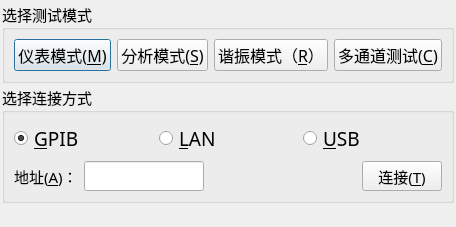
Above: common/frmSelectConnection.ui from caicaiking/WKEFactoryView2014 before the change. Below: the same form after it.
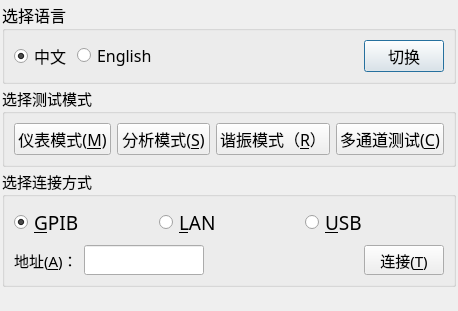
That is the form after the change. Icons and pictures are not drawn.

Commit message: 添加了翻译文件和添加动态加载翻译语言

What changed in the file:
```diff
--- a/common/frmSelectConnection.ui
+++ b/common/frmSelectConnection.ui
@@ -6,8 +6,8 @@
    <rect>
     <x>0</x>
     <y>0</y>
-    <width>456</width>
-    <height>190</height>
+    <width>458</width>
+    <height>260</height>
    </rect>
   </property>
   <property name="font">
@@ -42,6 +42,92 @@
    <property name="bottomMargin">
     <number>2</number>
    </property>
+   <item>
+    <widget class="QGroupBox" name="groupBox_2">
+     <property name="font">
+      <font>
+       <family>楷体</family>
+       <pointsize>12</pointsize>
+      </font>
+     </property>
+     <property name="title">
+      <string>选择语言</string>
+     </property>
+     <layout class="QHBoxLayout" name="horizontalLayout_4">
+      <item>
+       <widget class="QRadioButton" name="rbChinese">
+        <property name="font">
+         <font>
+          <family>楷体</family>
+          <pointsize>12</pointsize>
+         </font>
+        </property>
+        <property name="text">
+         <string>中文</string>
+        </property>
+        <property name="checked">
+         <bool>true</bool>
+        </property>
+       </widget>
+      </item>
+      <item>
+       <widget class="QRadioButton" name="rbEnglish">
+        <property name="font">
+         <font>
+          <family>楷体</family>
+          <pointsize>12</pointsize>
+         </font>
+        </property>
+        <property name="text">
+         <string>English</string>
+        </property>
+       </widget>
+      </item>
+      <item>
+       <spacer name="horizontalSpacer">
+        <property name="orientation">
+         <enum>Qt::Horizontal</enum>
+        </property>
+        <property name="sizeHint" stdset="0">
+         <size>
+          <width>40</width>
+          <height>20</height>
+         </size>
+        </property>
+       </spacer>
+      </item>
+      <item>
+       <widget class="QPushButton" name="btnSwitch">
+        <property name="minimumSize">
+         <size>
+          <width>0</width>
+          <height>32</height>
+         </size>
+        </property>
+        <property name="font">
+         <font>
+          <family>楷体</family>
+          <pointsize>12</pointsize>
+         </font>
+        </property>
+        <property name="text">
+         <string>切换</string>
+        </property>
+        <property name="icon">
+         <iconset resource="../recFile/myRes.qrc">
+          <normaloff>:/Icons/Auto.png</normaloff>:/Icons/Auto.png</iconset>
+        </property>
+        <property name="iconSize">
+         <size>
+          <width>20</width>
+          <height>20</height>
+         </size>
+        </property>
+       </widget>
+      </item>
+     </layout>
+    </widget>
+   </item>
    <item>
     <widget class="QGroupBox" name="groupBox">
      <property name="font">
```
Left out of the diff: 4 changed lines with no effect on the pictures. The commit also changes 13 other files.
